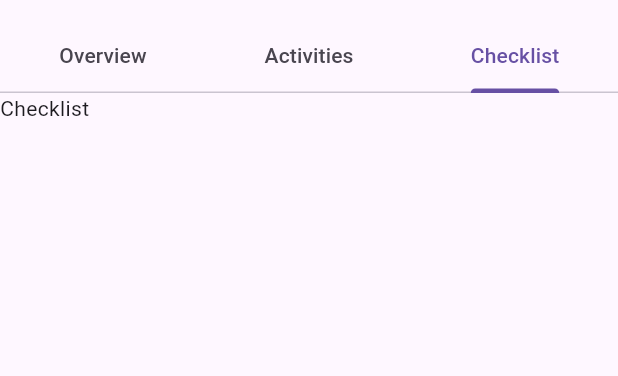
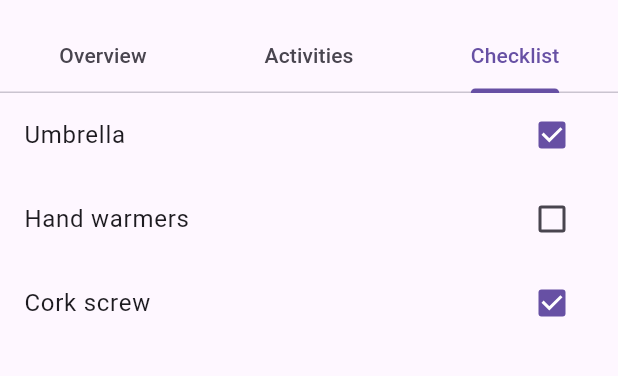
Before and after one commit to lajacl/tropica-guide, a Flutter app: the TripDetail screen opened directly, tab 3 chosen, on a phone screen of 412 x 824 dp, the part 63-439 px from its top. Run offline on Flutter 3.47's test engine with Material 3 defaults, Android fonts, the phone set to English and light mode, and no system bars.

Commit message:
Create trip checklist tab

```diff
--- /dev/null
+++ b/lib/screens/checklist_tab.dart
@@ -0,0 +1,34 @@
+import 'package:flutter/material.dart';
+
+class ChecklistTab extends StatefulWidget {
+  final String tripId;
+  const ChecklistTab({super.key, required this.tripId});
+
+  @override
+  State<ChecklistTab> createState() => _ChecklistTabState();
+}
+
+class _ChecklistTabState extends State<ChecklistTab> {
+  Map<String, bool> checklist = {
+    'Umbrella': true,
+    'Hand warmers': false,
+    'Cork screw': true,
+  }; // Stubbed
+
+  @override
+  Widget build(BuildContext context) {
+    return ListView(
+      children: checklist.entries.map((entry) {
+        return CheckboxListTile(
+          title: Text(entry.key),
+          value: entry.value,
+          onChanged: (bool? newValue) {
+            setState(() {
+              checklist[entry.key] = newValue!;
+            });
+          },
+        );
+      }).toList(),
+    );
+  }
+}
--- a/lib/screens/trip_detail.dart
+++ b/lib/screens/trip_detail.dart
@@ -1,5 +1,6 @@
 import 'package:flutter/material.dart';
 import 'package:tropica_guide/screens/activities_tab.dart';
+import 'package:tropica_guide/screens/checklist_tab.dart';
 import 'package:tropica_guide/screens/overview_tab.dart';
 
 class TripDetail extends StatelessWidget {
@@ -26,7 +27,7 @@ class TripDetail extends StatelessWidget {
           children: [
             OverviewTab(tripId: tripId),
             ActivitiesTab(tripId: tripId),
-            Text('Checklist'),
+            ChecklistTab(tripId: tripId),
           ],
         ),
       ),
```
